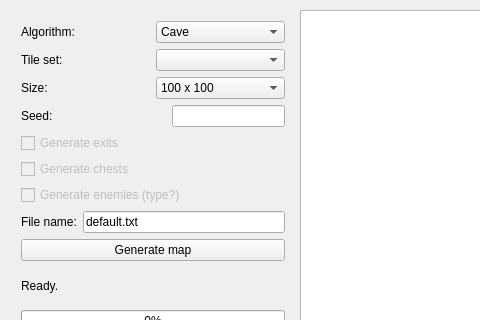
mewbak/Random_Map_Generator, file ui/mainwindow.ui: the form before one commit; both pictures show x 0 to 480 and y 0 to 320 of the 810 by 450 pixel window.
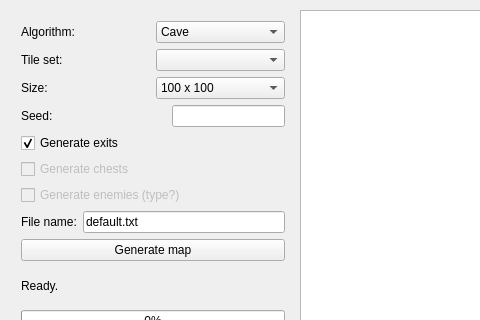
The form after the commit.

What changed in the file:
```diff
--- a/ui/mainwindow.ui
+++ b/ui/mainwindow.ui
@@ -187,11 +187,14 @@
        <item>
         <widget class="QCheckBox" name="checkBox_genExits">
          <property name="enabled">
-          <bool>false</bool>
+          <bool>true</bool>
          </property>
          <property name="text">
           <string>Generate exits</string>
          </property>
+         <property name="checked">
+          <bool>true</bool>
+         </property>
         </widget>
        </item>
        <item>
```
